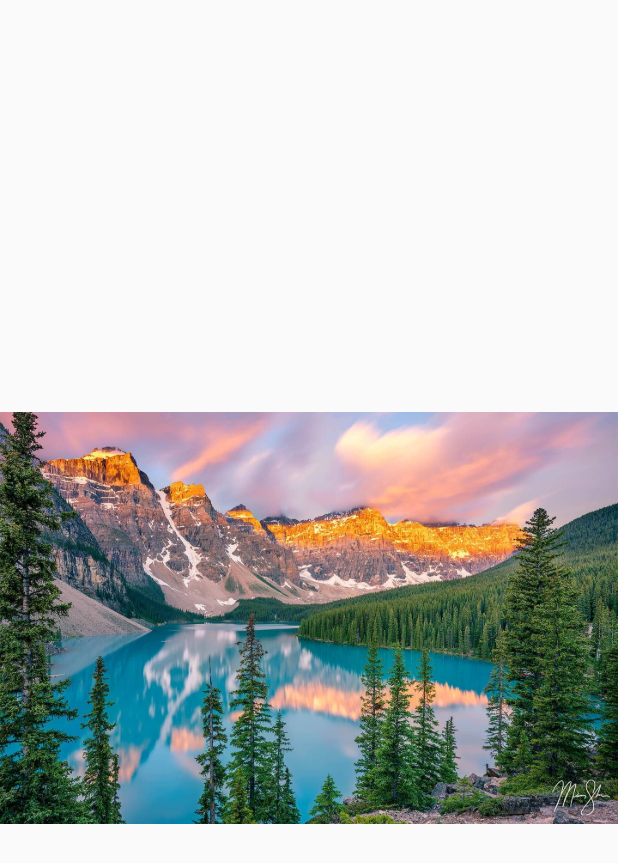
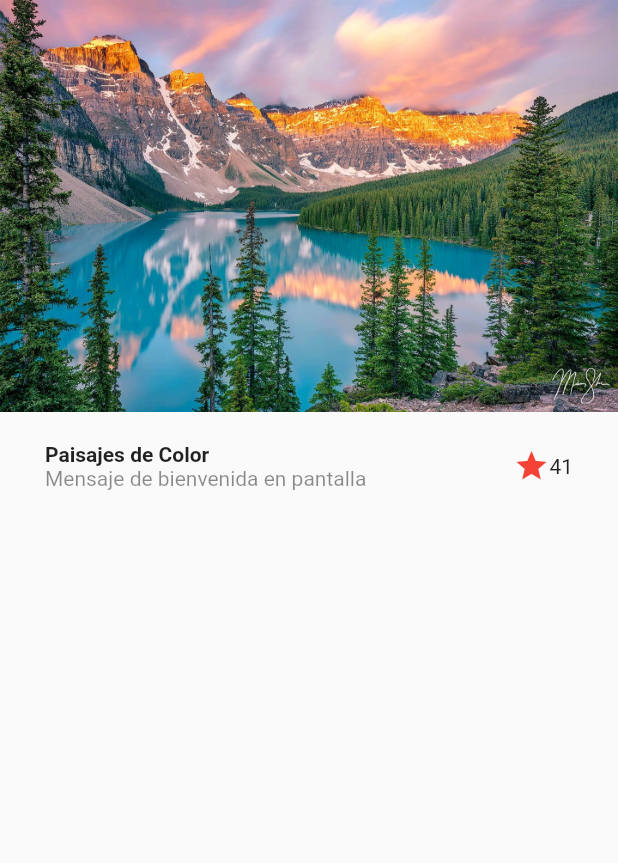
Before and after one commit to LuissMontoya/DesignsFlutter, a Flutter app: the screen it shows after launch, on a phone screen of 412 x 824 dp. Shown: the top 863 px of the screen. Run offline on Flutter 3.47's test engine with Material 2 defaults, Android fonts, the phone set to English and light mode, and no system bars.

```diff
--- a/lib/screens/basic_design.dart
+++ b/lib/screens/basic_design.dart
@@ -4,9 +4,50 @@ class BasicDesignScreen extends StatelessWidget {
   @override
   Widget build(BuildContext context) {
     return Scaffold(
-      body: Center(
-        child: Image(image: AssetImage('assets/landscape.jpg')),
+      body: Column(
+        children: [
+          Image(
+            image: AssetImage('assets/landscape.jpg'),
+          ),
+
+          //Titulo
+          Title()
+        ],
       ),
     );
   }
 }
+
+class Title extends StatelessWidget {
+  const Title({
+    Key? key,
+  }) : super(key: key);
+
+  @override
+  Widget build(BuildContext context) {
+    return Container(
+      margin: EdgeInsets.symmetric(horizontal: 30, vertical: 20),
+      child: Row(
+        mainAxisAlignment: MainAxisAlignment.spaceBetween,
+        children: [
+          Column(
+            crossAxisAlignment: CrossAxisAlignment.start,
+            children: [
+              Text(
+                'Paisajes de Color',
+                style: TextStyle(fontWeight: FontWeight.bold),
+              ),
+              Text(
+                'Mensaje de bienvenida en pantalla',
+                style: TextStyle(color: Colors.black45),
+              ),
+            ],
+          ),
+          Expanded(child: Container()),
+          Icon(Icons.star, color: Colors.red),
+          Text('41')
+        ],
+      ),
+    );
+  }
+}
```
